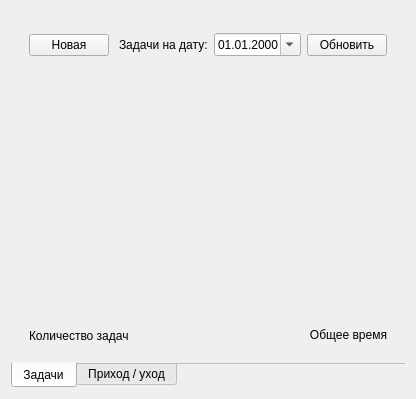
Before: the Qt Designer form gui/main_form.ui in vodchella/NoveltyAssistant, drawn with Qt 5.
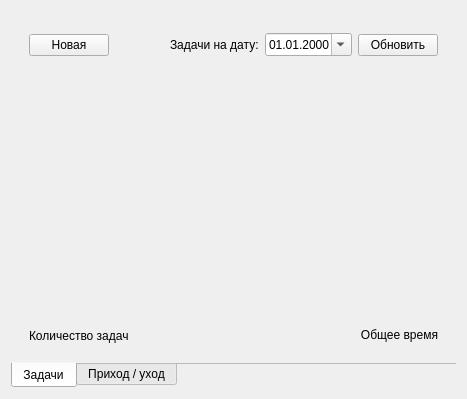
After: the same form once the commit is applied. Icons and pictures are not drawn. Custom widgets are drawn as their Qt base class.

Patch:
```diff
--- a/gui/main_form.ui
+++ b/gui/main_form.ui
@@ -7,7 +7,7 @@
    <rect>
     <x>0</x>
     <y>0</y>
-    <width>410</width>
+    <width>467</width>
     <height>399</height>
    </rect>
   </property>
```
